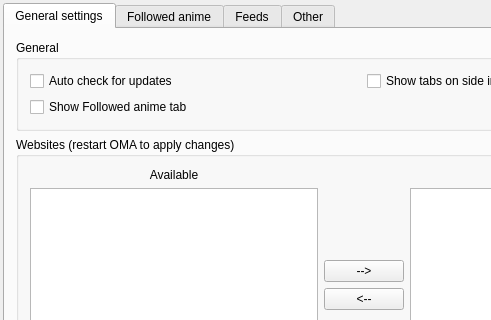
Above: OtakuManager/widgets/PrefWindow.ui from GhostWriterTNCS/OtakuManager before the change; both pictures show x 0 to 491 and y 0 to 320 of the 727 by 615 pixel window. Below: the same form after it.
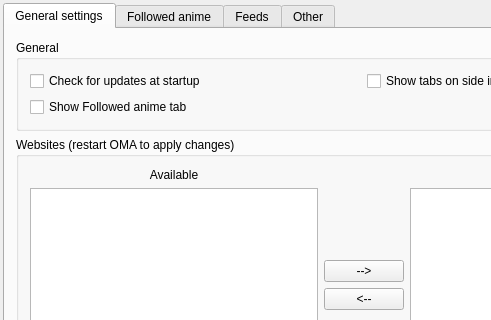
That is the form after the change. Icons and pictures are not drawn.

```diff
--- a/OtakuManager/widgets/PrefWindow.ui
+++ b/OtakuManager/widgets/PrefWindow.ui
@@ -59,7 +59,7 @@
           <item row="0" column="0">
            <widget class="QCheckBox" name="updateCheckBox">
             <property name="text">
-             <string>Auto check for updates</string>
+             <string>Check for updates at startup</string>
             </property>
            </widget>
           </item>
```
